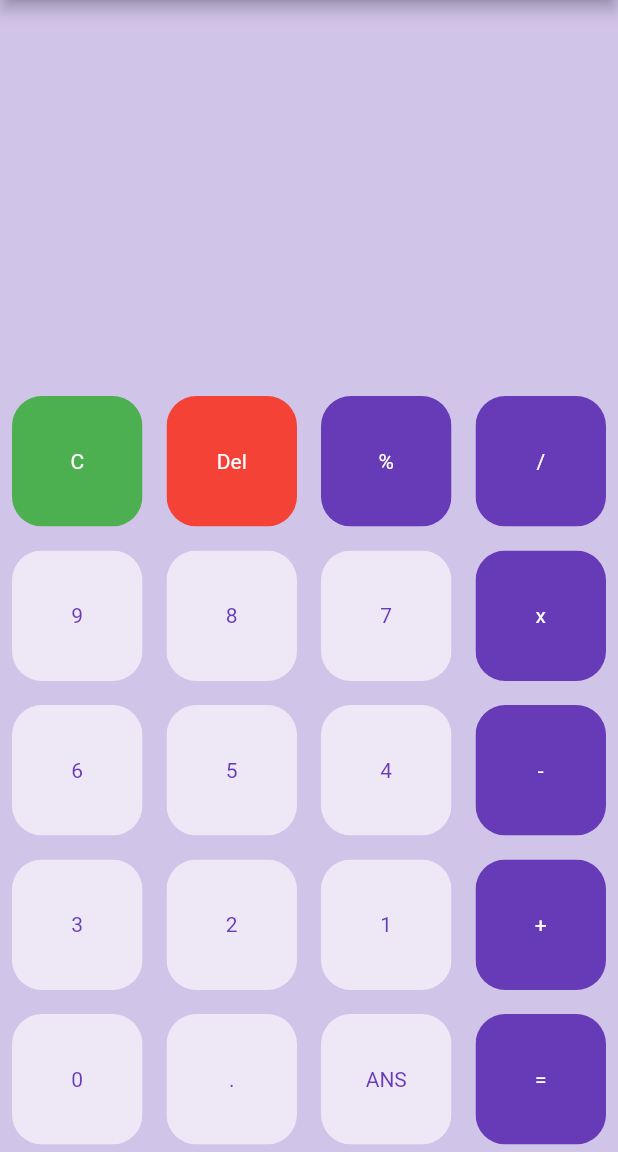
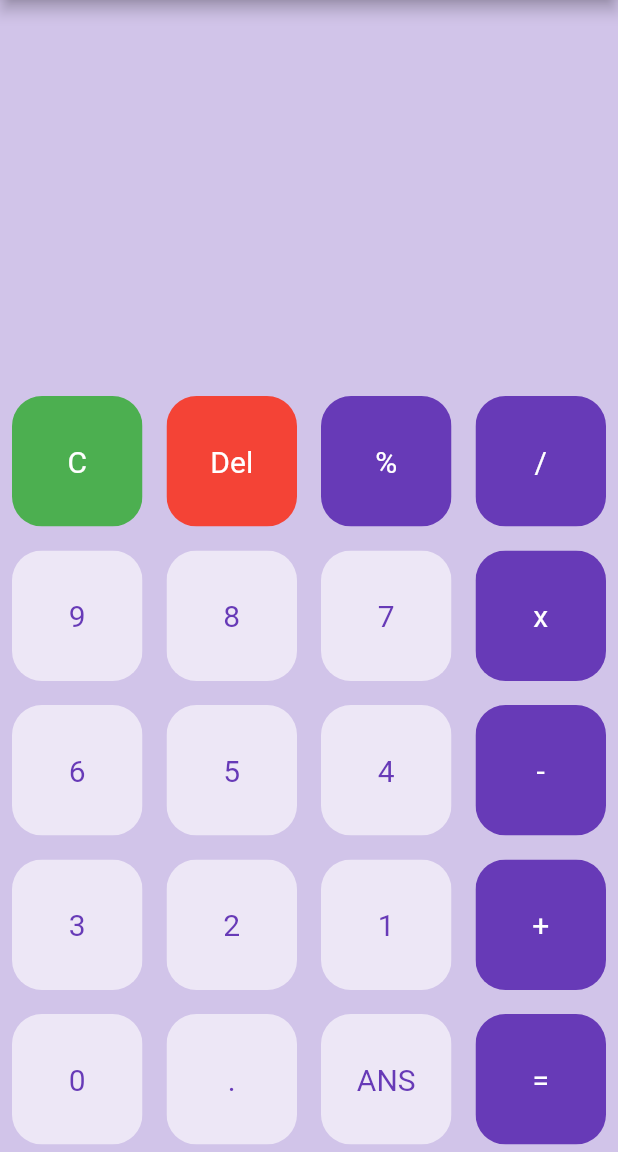
Before and after one commit to Md-Sakibul-Hasan/calculator, a Flutter app: the screen it shows after launch, on a phone screen of 412 x 824 dp, the part 84-1236 px from its top. Run offline on Flutter 3.47's test engine with Material 2 defaults, Android fonts, the phone set to English and light mode, and no system bars.

Commit message:
worked on buttons

```diff
--- a/lib/buttons.dart
+++ b/lib/buttons.dart
@@ -5,11 +5,14 @@ class MyButtons extends StatelessWidget {
   final color;
   final textColor;
   final String buttonText;
-  MyButtons({this.color,this.textColor,required this.buttonText});
+  final buttonTapped;
+  MyButtons({this.color,this.textColor,required this.buttonText,this.buttonTapped});
 
   @override
   Widget build(BuildContext context) {
-    return Padding(
+    return GestureDetector(
+      onTap:buttonTapped ,
+      child: Padding(
         padding: const EdgeInsets.all(8.0),
         child: ClipRRect(
 
@@ -17,7 +20,8 @@ class MyButtons extends StatelessWidget {
           child: Container(
             color: color,
             child: Center(
-            child: Text(buttonText,style: TextStyle(color: textColor),),
+              child: Text(buttonText,style: TextStyle(color: textColor,fontSize: 20),),
+            ),
           ),
         ),
       ),
--- a/lib/main.dart
+++ b/lib/main.dart
@@ -13,18 +13,34 @@ class MyApp extends StatefulWidget {
 }
 
 class _MyAppState extends State<MyApp> {
-  final List<String> buttons =[
-    'C' , 'Del', '%', '/',
-    '9' , '8', '7', 'x',
-    '6' , '5', '4', '-',
-    '3' , '2', '1', '+',
-    '0' , '.', 'ANS', '=',
+  var userque = '';
+  var userans = '';
+
+  final List<String> buttons = [
+    'C',
+    'Del',
+    '%',
+    '/',
+    '9',
+    '8',
+    '7',
+    'x',
+    '6',
+    '5',
+    '4',
+    '-',
+    '3',
+    '2',
+    '1',
+    '+',
+    '0',
+    '.',
+    'ANS',
+    '=',
   ];
 
-  bool isOperator (String x)
-  {
-    if (x =='%'|| x=='/' ||x=='x' ||x=='-' ||x=='+'|| x=='=')
-    {
+  bool isOperator(String x) {
+    if (x == '%' || x == '/' || x == 'x' || x == '-' || x == '+' || x == '=') {
       return true;
     }
     return false;
@@ -43,50 +59,82 @@ class _MyAppState extends State<MyApp> {
         ),
         body: Column(
           children: [
-            Expanded(child: Container()),
+            Expanded(
+                child: Container(
+              child: Column(
+                mainAxisAlignment: MainAxisAlignment.spaceEvenly,
+                children: [
+                  Container(
+                    padding: EdgeInsets.all(20),
+                    alignment: Alignment.centerLeft,
+                    child: Text(
+                      userque,
+                      style: TextStyle(fontSize: 20),
+                    ),
+                  ),
+                  Container(
+                    padding: EdgeInsets.all(20),
+                    alignment: Alignment.centerRight,
+                    child: Text(
+                      userans,
+                      style: TextStyle(fontSize: 20),
+                    ),
+                  ),
+                ],
+              ),
+            )),
             Expanded(
                 flex: 2,
                 child: Container(
-
                   child: GridView.builder(
                     itemCount: buttons.length,
-                    gridDelegate: SliverGridDelegateWithFixedCrossAxisCount(crossAxisCount: 4),
-                    itemBuilder:(BuildContext context,int index){
-                      if(index==0){
+                    gridDelegate: SliverGridDelegateWithFixedCrossAxisCount(
+                        crossAxisCount: 4),
+                    itemBuilder: (BuildContext context, int index) {
+                      if (index == 0) {
                         return MyButtons(
+                          buttonTapped: (){
+                            setState(() {
+                              userque='';
+                            });
+                          },
                           buttonText: buttons[index],
-                          color:Colors.green,
-                          textColor:Colors.white,
+                          color: Colors.green,
+                          textColor: Colors.white,
                         );
-                      }
-                      else if(index==1){
+                      } else if (index == 1) {
                         return MyButtons(
+                          buttonTapped: (){
+                            setState(() {
+                              userque=userque.substring(0,userque.length-1);
+                            });
+                          },
                           buttonText: buttons[index],
-                          color:Colors.red,
-                          textColor:Colors.white,
+                          color: Colors.red,
+                          textColor: Colors.white,
                         );
-                      }
-                      else{
+                      } else {
                         return MyButtons(
+                          buttonTapped: (){
+                            setState(() {
+                              userque+=buttons[index];
+                            });
+                          },
                           buttonText: buttons[index],
-                          color:isOperator(buttons[index])? Colors.deepPurple:Colors.deepPurple[50],
-                          textColor:isOperator(buttons[index])? Colors.white:Colors.deepPurple ,
-
+                          color: isOperator(buttons[index])
+                              ? Colors.deepPurple
+                              : Colors.deepPurple[50],
+                          textColor: isOperator(buttons[index])
+                              ? Colors.white
+                              : Colors.deepPurple,
                         );
                       }
                     },
-
                   ),
-
-                )
-            )
+                ))
           ],
         ),
       ),
-
-
     );
-
   }
-
 }
```
Lines whose indentation alone changed are shown as unchanged.
